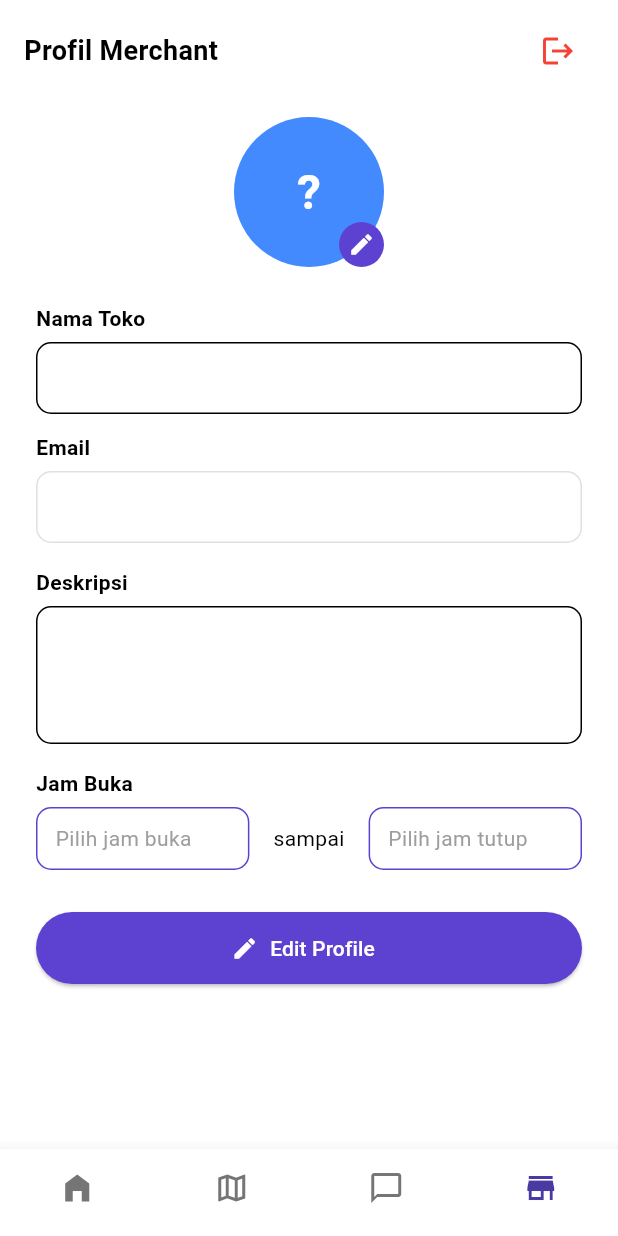
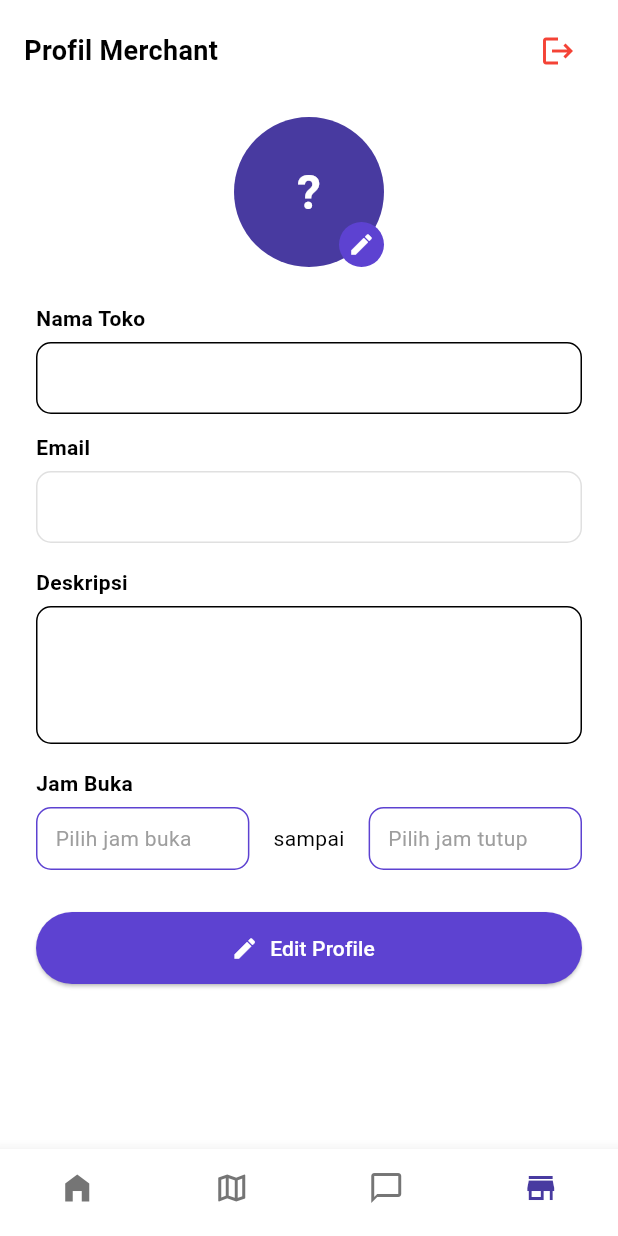
Before and after one commit to MedG12/WarGo, a Flutter app: the MerchantMainScreen screen opened directly, after a tap on "Edit Profil", on a phone screen of 412 x 824 dp. Run offline on Flutter 3.47's test engine with Material 3 defaults, Android fonts, the phone set to English and light mode, and no system bars; our stand-ins replace cloud_firestore, firebase_auth, firebase_core, firebase_database, flutter_local_notifications, flutter_map and 6 more; accounts and stored records are empty.

Commit message:
fix minor bugs

```diff
--- a/lib/screens/map_screen.dart
+++ b/lib/screens/map_screen.dart
@@ -4,6 +4,7 @@ import 'package:geolocator/geolocator.dart';
 import 'package:latlong2/latlong.dart';
 import 'package:provider/provider.dart';
 import 'package:wargo/models/merchant.dart';
+import 'package:wargo/screens/user/chat_details_screen.dart';
 import 'package:wargo/services/auth_service.dart';
 import 'package:wargo/services/location_service.dart';
 import 'package:wargo/services/notification_service.dart';
@@ -89,6 +90,23 @@ class _MapScreenState extends State<MapScreen> {
                     onPressed: () {
                       proximityService.addTaggedMerchant(merchant.id);
                       Navigator.pop(context);
+                    },
+                  ),
+                  ElevatedButton.icon(
+                    iconAlignment: IconAlignment.end, // Pastikan ikon di kanan
+                    icon: const Icon(Icons.send),
+                    label: const Text('Kirim Pesan'),
+                    onPressed: () {
+                      Navigator.push(
+                        context,
+                        MaterialPageRoute(
+                          builder:
+                              (context) => ChatDetailsScreen(
+                                title: merchant.name,
+                                peerId: merchant.id,
+                              ),
+                        ),
+                      );
                     },
                   ),
                 ],
--- a/lib/screens/merchant/merchant_main_screen.dart
+++ b/lib/screens/merchant/merchant_main_screen.dart
@@ -14,27 +14,27 @@ class MerchantMainScreen extends StatefulWidget {
 }
 
 class _MerchantMainScreenState extends State<MerchantMainScreen> {
+  late PageController _pageController;
   int _selectedIndex = 0;
 
-  List<Widget> get _widgetOptions => [
-    MerchantDashboardScreen(
-      onNavigateToProfile: () => _onItemTapped(3),
-    ), // Tab Home (Dashboard)
-    MapScreen(),
-    ChatsScreen(),
-    MerchantProfileScreen(), // Tab Profile
-  ];
-
-  void _onItemTapped(int index) {
-    setState(() {
-      _selectedIndex = index;
-    });
+  @override
+  void initState() {
+    super.initState();
+    _pageController = PageController(initialPage: _selectedIndex);
   }
 
   @override
   void dispose() {
-    // Cleanup Geolocator jika diperlukan
+    _pageController.dispose();
     super.dispose();
+  }
+
+  void _onItemTapped(int index) {
+    _pageController.animateToPage(
+      index,
+      duration: const Duration(milliseconds: 300),
+      curve: Curves.easeInOut,
+    );
   }
 
   @override
@@ -43,7 +43,6 @@ class _MerchantMainScreenState extends State<MerchantMainScreen> {
 
     return WillPopScope(
       onWillPop: () async {
-        // Tampilkan dialog konfirmasi sebelum keluar
         final shouldPop = await showDialog<bool>(
           context: context,
           builder:
@@ -67,9 +66,32 @@ class _MerchantMainScreenState extends State<MerchantMainScreen> {
         return shouldPop ?? false;
       },
       child: Scaffold(
-        body: IndexedStack(index: _selectedIndex, children: _widgetOptions),
+        body: PageView(
+          controller: _pageController,
+          physics: const NeverScrollableScrollPhysics(),
+          onPageChanged: (index) {
+            setState(() => _selectedIndex = index);
+          },
+          children: [
+            MerchantDashboardScreen(
+              onNavigateToProfile: () => _onItemTapped(3),
+            ),
+            MapScreen(),
+            ChatsScreen(),
+            MerchantProfileScreen(),
+          ],
+        ),
         bottomNavigationBar: BottomNavigationBar(
-          items: const <BottomNavigationBarItem>[
+          currentIndex: _selectedIndex,
+          onTap: _onItemTapped,
+          selectedItemColor: const Color(0xFF483AA0),
+          unselectedItemColor: Colors.grey[600],
+          showSelectedLabels: false,
+          showUnselectedLabels: false,
+          type: BottomNavigationBarType.fixed,
+          backgroundColor: Colors.white,
+          elevation: 8.0,
+          items: const [
             BottomNavigationBarItem(
               icon: Icon(Icons.home_filled),
               label: 'Home',
@@ -84,15 +106,6 @@ class _MerchantMainScreenState extends State<MerchantMainScreen> {
             ),
             BottomNavigationBarItem(icon: Icon(Icons.store), label: 'Profile'),
           ],
-          currentIndex: _selectedIndex,
-          selectedItemColor: const Color(0xFF483AA0),
-          unselectedItemColor: Colors.grey[600],
-          onTap: _onItemTapped,
-          showSelectedLabels: false,
-          showUnselectedLabels: false,
-          type: BottomNavigationBarType.fixed,
-          backgroundColor: Colors.white,
-          elevation: 8.0,
         ),
       ),
     );
--- a/lib/screens/merchant/merchant_profile_screen.dart
+++ b/lib/screens/merchant/merchant_profile_screen.dart
@@ -299,15 +299,35 @@ class _MerchantProfileScreenState extends State<MerchantProfileScreen> {
                         )
                         : CircleAvatar(
                           radius: 50,
-                          backgroundColor: Colors.blueAccent,
-                          child: Text(
-                            getInitials(displayName),
-                            style: TextStyle(
-                              color: Colors.white,
-                              fontSize: 32,
-                              fontWeight: FontWeight.bold,
-                            ),
-                          ),
+                          backgroundImage:
+                              profileImagePath != null
+                                  ? FileImage(File(profileImagePath!))
+                                  : (Provider.of<AuthService>(
+                                            context,
+                                          ).currentUser?.photoURL !=
+                                          null
+                                      ? NetworkImage(
+                                            Provider.of<AuthService>(
+                                              context,
+                                            ).currentUser!.photoURL!,
+                                          )
+                                          as ImageProvider
+                                      : null),
+                          child:
+                              profileImagePath == null &&
+                                      Provider.of<AuthService>(
+                                            context,
+                                          ).currentUser?.photoURL ==
+                                          null
+                                  ? Text(
+                                    getInitials(displayName),
+                                    style: const TextStyle(
+                                      color: Colors.white,
+                                      fontSize: 32,
+                                      fontWeight: FontWeight.bold,
+                                    ),
+                                  )
+                                  : null, // Jangan tampilkan child jika ada gambar
                         ),
                     Positioned(
                       bottom: 0,
--- a/lib/services/auth_service.dart
+++ b/lib/services/auth_service.dart
@@ -138,6 +138,7 @@ class AuthService extends ChangeNotifier {
       await _auth.signInWithCredential(credential);
 
       final userCredential = await _auth.signInWithCredential(credential);
+      _isCreatingUser = true;
       try {
         await _userService.createUser(
           uid: userCredential.user!.uid,
@@ -148,6 +149,8 @@ class AuthService extends ChangeNotifier {
         );
       } catch (e) {
         return 'error $e';
+      }finally {
+        _isCreatingUser = false;
       }
 
       await _fetchRole();
--- a/lib/widgets/merchant/profile_card.dart
+++ b/lib/widgets/merchant/profile_card.dart
@@ -107,7 +107,7 @@ class MerchantProfileCard extends StatelessWidget {
                       ),
                       const SizedBox(width: 4),
                       Text(
-                        merchant.openHours,
+                        merchant.openHours   ,
                         style: TextStyle(fontSize: 14, color: Colors.grey[600]),
                       ),
                     ],
```
